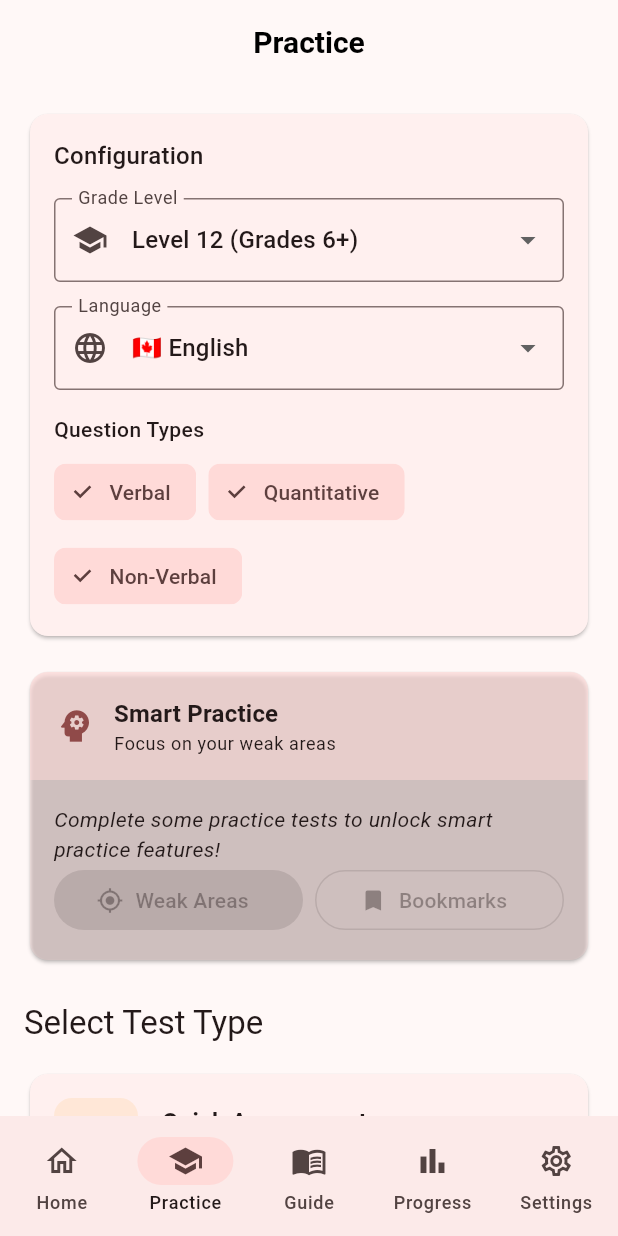
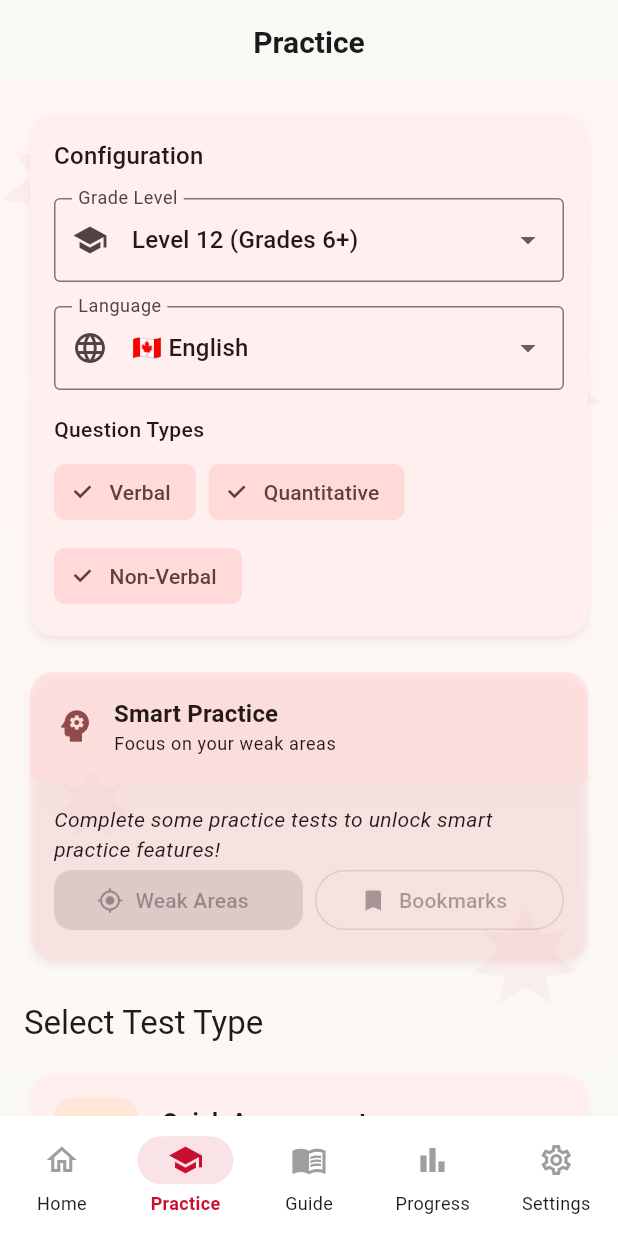
Before and after one commit to rajkumar-natarajan/ExcelCCAT, a Flutter app: the screen it shows after launch, after a tap on "Start Daily Practice", on a phone screen of 412 x 824 dp. Run offline on Flutter 3.47's test engine with Material 3 defaults, Android fonts, the phone set to English and light mode, and no system bars; our stand-ins replace shared_preferences.

Commit message:
App Store Ready v1.5.0 - Complete Canadian Theme & Documentation
🍁 Canadian Theme Enhancements:
- Apply CanadianBackground to dashboard, practice, and test screens
- Subtle maple leaf patterns with gradient backgrounds
- Canadian red color scheme throughout the app

📚 Documentation Updates:
- Create comprehensive APP_STORE_GUIDE.md with submission checklist
- Complete README.md rewrite with all features and setup instructions
- Update CHANGELOG.md with v1.5.0 gamification and App Store sections

🔧 Technical Updates:
- Update package name to excel_ccat
- Fix CardThemeData type errors
- Fix showMapleLeaves parameter usage
- Update test imports for new package name
- Version bump to 1.5.0+1

📱 iOS Configuration:
- Update Info.plist with v1.5.0
- Configure encryption compliance exemption
- Set education category for App Store

```diff
--- a/excel_ccat_flutter/lib/main.dart
+++ b/excel_ccat_flutter/lib/main.dart
@@ -1,6 +1,5 @@
 import 'package:flutter/material.dart';
 import 'package:flutter/services.dart';
-import 'models/question.dart';
 import 'data/question_data_manager.dart';
 import 'controllers/settings_controller.dart';
 import 'controllers/smart_learning_controller.dart';
@@ -10,9 +9,17 @@ import 'screens/practice_screen.dart';
 import 'screens/progress_screen.dart';
 import 'screens/settings_screen.dart';
 import 'screens/study_guide_screen.dart';
+import 'widgets/canadian_theme.dart';
 
 void main() async {
   WidgetsFlutterBinding.ensureInitialized();
+
+  // Set system UI overlay style for Canadian theme
+  SystemChrome.setSystemUIOverlayStyle(const SystemUiOverlayStyle(
+    statusBarColor: Colors.transparent,
+    statusBarIconBrightness: Brightness.dark,
+  ));
+
   await QuestionDataManager().initialize();
   await SmartLearningController().initialize();
   await GamificationController().initialize();
@@ -34,31 +41,114 @@ class ExcelCCATApp extends StatelessWidget {
           theme: ThemeData(
             useMaterial3: true,
             colorScheme: ColorScheme.fromSeed(
-              seedColor: const Color(0xFFC8102E), // Canadian Red
+              seedColor: CanadianColors.red,
               brightness: Brightness.light,
             ),
-            appBarTheme: const AppBarTheme(
+            scaffoldBackgroundColor: CanadianColors.cream,
+            appBarTheme: AppBarTheme(
               centerTitle: true,
-              titleTextStyle: TextStyle(
+              backgroundColor: CanadianColors.cream,
+              surfaceTintColor: Colors.transparent,
+              elevation: 0,
+              titleTextStyle: const TextStyle(
                 fontWeight: FontWeight.bold,
                 fontSize: 20,
-                color: Colors.black, // Default for light mode
+                color: Color(0xFF1A1A1A),
               ),
+              iconTheme: const IconThemeData(color: CanadianColors.red),
+            ),
+            cardTheme: CardThemeData(
+              elevation: 2,
+              shadowColor: CanadianColors.red.withAlpha(30),
+              shape: RoundedRectangleBorder(
+                borderRadius: BorderRadius.circular(16),
+              ),
+            ),
+            filledButtonTheme: FilledButtonThemeData(
+              style: FilledButton.styleFrom(
+                backgroundColor: CanadianColors.red,
+                foregroundColor: Colors.white,
+                shape: RoundedRectangleBorder(
+                  borderRadius: BorderRadius.circular(12),
+                ),
+              ),
+            ),
+            navigationBarTheme: NavigationBarThemeData(
+              backgroundColor: Colors.white,
+              indicatorColor: CanadianColors.red.withAlpha(30),
+              labelTextStyle: WidgetStateProperty.resolveWith((states) {
+                if (states.contains(WidgetState.selected)) {
+                  return const TextStyle(
+                    color: CanadianColors.red,
+                    fontWeight: FontWeight.bold,
+                    fontSize: 12,
+                  );
+                }
+                return const TextStyle(fontSize: 12);
+              }),
+              iconTheme: WidgetStateProperty.resolveWith((states) {
+                if (states.contains(WidgetState.selected)) {
+                  return const IconThemeData(color: CanadianColors.red);
+                }
+                return const IconThemeData(color: Colors.grey);
+              }),
             ),
           ),
           darkTheme: ThemeData(
             useMaterial3: true,
             colorScheme: ColorScheme.fromSeed(
-              seedColor: const Color(0xFFC8102E), // Canadian Red
+              seedColor: CanadianColors.red,
               brightness: Brightness.dark,
             ),
+            scaffoldBackgroundColor: const Color(0xFF1A1A2E),
             appBarTheme: const AppBarTheme(
               centerTitle: true,
+              backgroundColor: Color(0xFF1A1A2E),
+              surfaceTintColor: Colors.transparent,
+              elevation: 0,
               titleTextStyle: TextStyle(
                 fontWeight: FontWeight.bold,
                 fontSize: 20,
-                color: Colors.white, // Default for dark mode
+                color: Colors.white,
               ),
+              iconTheme: IconThemeData(color: CanadianColors.redLight),
+            ),
+            cardTheme: CardThemeData(
+              elevation: 4,
+              color: const Color(0xFF2A2A3E),
+              shadowColor: Colors.black.withAlpha(50),
+              shape: RoundedRectangleBorder(
+                borderRadius: BorderRadius.circular(16),
+              ),
+            ),
+            filledButtonTheme: FilledButtonThemeData(
+              style: FilledButton.styleFrom(
+                backgroundColor: CanadianColors.red,
+                foregroundColor: Colors.white,
+                shape: RoundedRectangleBorder(
+                  borderRadius: BorderRadius.circular(12),
+                ),
+              ),
+            ),
+            navigationBarTheme: NavigationBarThemeData(
+              backgroundColor: const Color(0xFF2A2A3E),
+              indicatorColor: CanadianColors.red.withAlpha(50),
+              labelTextStyle: WidgetStateProperty.resolveWith((states) {
+                if (states.contains(WidgetState.selected)) {
+                  return const TextStyle(
+                    color: CanadianColors.redLight,
+                    fontWeight: FontWeight.bold,
+                    fontSize: 12,
+                  );
+                }
+                return const TextStyle(fontSize: 12, color: Colors.grey);
+              }),
+              iconTheme: WidgetStateProperty.resolveWith((states) {
+                if (states.contains(WidgetState.selected)) {
+                  return const IconThemeData(color: CanadianColors.redLight);
+                }
+                return const IconThemeData(color: Colors.grey);
+              }),
             ),
           ),
           home: const HomePage(),
--- a/excel_ccat_flutter/lib/screens/dashboard_screen.dart
+++ b/excel_ccat_flutter/lib/screens/dashboard_screen.dart
@@ -1,5 +1,6 @@
 import 'package:flutter/material.dart';
 import '../controllers/gamification_controller.dart';
+import '../widgets/canadian_theme.dart';
 import 'achievements_screen.dart';
 
 class DashboardScreen extends StatefulWidget {
@@ -35,7 +36,7 @@ class _DashboardScreenState extends State<DashboardScreen> {
         title: Row(
           mainAxisSize: MainAxisSize.min,
           children: [
-            const Text('🍁', style: TextStyle(fontSize: 24)), // Maple Leaf Emoji
+            const Text('🍁', style: TextStyle(fontSize: 24)), // Maple Leaf
             const SizedBox(width: 8),
             Text(
               'ExcelCCAT',
@@ -60,7 +61,8 @@ class _DashboardScreenState extends State<DashboardScreen> {
           ),
         ],
       ),
-      body: ListView(
+      body: CanadianBackground(
+        child: ListView(
           padding: const EdgeInsets.all(16),
           children: [
             _buildGamificationCard(context),
@@ -85,6 +87,7 @@ class _DashboardScreenState extends State<DashboardScreen> {
             const SizedBox(height: 16),
             _buildDailyChallenges(context),
           ],
+        ),
       ),
     );
   }
--- a/excel_ccat_flutter/lib/screens/practice_screen.dart
+++ b/excel_ccat_flutter/lib/screens/practice_screen.dart
@@ -3,6 +3,7 @@ import '../models/question.dart';
 import '../data/question_data_manager.dart';
 import '../controllers/settings_controller.dart';
 import '../controllers/smart_learning_controller.dart';
+import '../widgets/canadian_theme.dart';
 import 'test_session_screen.dart';
 
 class PracticeScreen extends StatefulWidget {
@@ -32,12 +33,13 @@ class _PracticeScreenState extends State<PracticeScreen> {
       appBar: AppBar(
         title: const Text('Practice'),
       ),
-      body: ListView(
-        padding: const EdgeInsets.all(16),
-        children: [
-          _buildConfigurationCard(),
-          const SizedBox(height: 16),
-          _buildSmartPracticeCard(),
+      body: CanadianBackground(
+        child: ListView(
+          padding: const EdgeInsets.all(16),
+          children: [
+            _buildConfigurationCard(),
+            const SizedBox(height: 16),
+            _buildSmartPracticeCard(),
           const SizedBox(height: 24),
           Text(
             'Select Test Type',
@@ -65,6 +67,7 @@ class _PracticeScreenState extends State<PracticeScreen> {
             Colors.purple,
           ),
         ],
+      ),
       ),
     );
   }
--- /dev/null
+++ b/excel_ccat_flutter/lib/widgets/canadian_theme.dart
@@ -0,0 +1,310 @@
+import 'package:flutter/material.dart';
+import 'dart:math' as math;
+
+/// Canadian theme colors
+class CanadianColors {
+  static const Color red = Color(0xFFC8102E);
+  static const Color redLight = Color(0xFFE8394D);
+  static const Color redDark = Color(0xFF9A0C24);
+  static const Color white = Color(0xFFFFFFFF);
+  static const Color cream = Color(0xFFFAF8F5);
+  static const Color gold = Color(0xFFD4AF37);
+  static const Color warmGray = Color(0xFFF5F3F0);
+
+  // Gradient colors
+  static const List<Color> redGradient = [red, redLight];
+  static const List<Color> softGradient = [Color(0xFFFFF5F5), Color(0xFFFAF8F5)];
+  static const List<Color> darkGradient = [Color(0xFF1A1A2E), Color(0xFF16213E)];
+}
+
+/// Maple leaf painter for subtle background decorations
+class MapleLeafPainter extends CustomPainter {
+  final Color color;
+  final double opacity;
+
+  MapleLeafPainter({
+    this.color = CanadianColors.red,
+    this.opacity = 0.05,
+  });
+
+  @override
+  void paint(Canvas canvas, Size size) {
+    final paint = Paint()
+      ..color = color.withAlpha((opacity * 255).toInt())
+      ..style = PaintingStyle.fill;
+
+    // Draw subtle maple leaves in corners
+    _drawMapleLeaf(canvas, paint, Offset(size.width * 0.1, size.height * 0.1), 80);
+    _drawMapleLeaf(canvas, paint, Offset(size.width * 0.9, size.height * 0.3), 60);
+    _drawMapleLeaf(canvas, paint, Offset(size.width * 0.15, size.height * 0.7), 50);
+    _drawMapleLeaf(canvas, paint, Offset(size.width * 0.85, size.height * 0.85), 70);
+  }
+
+  void _drawMapleLeaf(Canvas canvas, Paint paint, Offset center, double size) {
+    final path = Path();
+    // Simplified maple leaf shape
+    path.moveTo(center.dx, center.dy - size * 0.5);
+    path.lineTo(center.dx + size * 0.15, center.dy - size * 0.25);
+    path.lineTo(center.dx + size * 0.4, center.dy - size * 0.3);
+    path.lineTo(center.dx + size * 0.25, center.dy - size * 0.1);
+    path.lineTo(center.dx + size * 0.5, center.dy + size * 0.1);
+    path.lineTo(center.dx + size * 0.2, center.dy + size * 0.15);
+    path.lineTo(center.dx + size * 0.25, center.dy + size * 0.4);
+    path.lineTo(center.dx, center.dy + size * 0.25);
+    path.lineTo(center.dx - size * 0.25, center.dy + size * 0.4);
+    path.lineTo(center.dx - size * 0.2, center.dy + size * 0.15);
+    path.lineTo(center.dx - size * 0.5, center.dy + size * 0.1);
+    path.lineTo(center.dx - size * 0.25, center.dy - size * 0.1);
+    path.lineTo(center.dx - size * 0.4, center.dy - size * 0.3);
+    path.lineTo(center.dx - size * 0.15, center.dy - size * 0.25);
+    path.close();
+    canvas.drawPath(path, paint);
+  }
+
+  @override
+  bool shouldRepaint(covariant CustomPainter oldDelegate) => false;
+}
+
+/// Canadian themed background with subtle maple leaves
+class CanadianBackground extends StatelessWidget {
+  final Widget child;
+  final bool showMapleLeaves;
+  final bool useDarkTheme;
+
+  const CanadianBackground({
+    super.key,
+    required this.child,
+    this.showMapleLeaves = true,
+    this.useDarkTheme = false,
+  });
+
+  @override
+  Widget build(BuildContext context) {
+    final isDark = useDarkTheme || Theme.of(context).brightness == Brightness.dark;
+
+    return Container(
+      decoration: BoxDecoration(
+        gradient: LinearGradient(
+          begin: Alignment.topCenter,
+          end: Alignment.bottomCenter,
+          colors: isDark
+              ? CanadianColors.darkGradient
+              : CanadianColors.softGradient,
+        ),
+      ),
+      child: showMapleLeaves
+          ? CustomPaint(
+              painter: MapleLeafPainter(
+                color: isDark ? Colors.white : CanadianColors.red,
+                opacity: isDark ? 0.03 : 0.04,
+              ),
+              child: child,
+            )
+          : child,
+    );
+  }
+}
+
+/// Question card with Canadian styling
+class CanadianQuestionCard extends StatelessWidget {
+  final Widget child;
+  final bool isHighlighted;
+
+  const CanadianQuestionCard({
+    super.key,
+    required this.child,
+    this.isHighlighted = false,
+  });
+
+  @override
+  Widget build(BuildContext context) {
+    final isDark = Theme.of(context).brightness == Brightness.dark;
+
+    return Container(
+      decoration: BoxDecoration(
+        color: isDark ? const Color(0xFF2A2A3E) : Colors.white,
+        borderRadius: BorderRadius.circular(16),
+        border: isHighlighted
+            ? Border.all(color: CanadianColors.red, width: 2)
+            : Border.all(
+                color: isDark
+                    ? Colors.white.withAlpha(25)
+                    : CanadianColors.red.withAlpha(25),
+                width: 1,
+              ),
+        boxShadow: [
+          BoxShadow(
+            color: isDark
+                ? Colors.black.withAlpha(50)
+                : CanadianColors.red.withAlpha(15),
+            blurRadius: 12,
+            offset: const Offset(0, 4),
+          ),
+        ],
+      ),
+      child: child,
+    );
+  }
+}
+
+/// Canadian themed header card (like welcome banner)
+class CanadianHeaderCard extends StatelessWidget {
+  final Widget child;
+
+  const CanadianHeaderCard({
+    super.key,
+    required this.child,
+  });
+
+  @override
+  Widget build(BuildContext context) {
+    return Container(
+      decoration: BoxDecoration(
+        gradient: const LinearGradient(
+          colors: [CanadianColors.red, CanadianColors.redLight],
+          begin: Alignment.topLeft,
+          end: Alignment.bottomRight,
+        ),
+        borderRadius: BorderRadius.circular(20),
+        boxShadow: [
+          BoxShadow(
+            color: CanadianColors.red.withAlpha(80),
+            blurRadius: 16,
+            offset: const Offset(0, 8),
+          ),
+        ],
+      ),
+      child: Stack(
+        children: [
+          // Subtle maple leaf decoration
+          Positioned(
+            right: -20,
+            top: -20,
+            child: Opacity(
+              opacity: 0.1,
+              child: Icon(
+                Icons.eco,
+                size: 120,
+                color: Colors.white,
+              ),
+            ),
+          ),
+          Padding(
+            padding: const EdgeInsets.all(24),
+            child: child,
+          ),
+        ],
+      ),
+    );
+  }
+}
+
+/// Maple leaf icon widget
+class MapleLeafIcon extends StatelessWidget {
+  final double size;
+  final Color? color;
+
+  const MapleLeafIcon({
+    super.key,
+    this.size = 24,
+    this.color,
+  });
+
+  @override
+  Widget build(BuildContext context) {
+    return Text(
+      '🍁',
+      style: TextStyle(fontSize: size),
+    );
+  }
+}
+
+/// Canadian styled button
+class CanadianButton extends StatelessWidget {
+  final VoidCallback onPressed;
+  final Widget child;
+  final bool isPrimary;
+
+  const CanadianButton({
+    super.key,
+    required this.onPressed,
+    required this.child,
+    this.isPrimary = true,
+  });
+
+  @override
+  Widget build(BuildContext context) {
+    if (isPrimary) {
+      return FilledButton(
+        onPressed: onPressed,
+        style: FilledButton.styleFrom(
+          backgroundColor: CanadianColors.red,
+          foregroundColor: Colors.white,
+          padding: const EdgeInsets.symmetric(horizontal: 24, vertical: 14),
+          shape: RoundedRectangleBorder(
+            borderRadius: BorderRadius.circular(12),
+          ),
+        ),
+        child: child,
+      );
+    }
+
+    return OutlinedButton(
+      onPressed: onPressed,
+      style: OutlinedButton.styleFrom(
+        foregroundColor: CanadianColors.red,
+        side: const BorderSide(color: CanadianColors.red),
+        padding: const EdgeInsets.symmetric(horizontal: 24, vertical: 14),
+        shape: RoundedRectangleBorder(
+          borderRadius: BorderRadius.circular(12),
+        ),
+      ),
+      child: child,
+    );
+  }
+}
+
+/// Canadian achievement badge
+class CanadianBadge extends StatelessWidget {
+  final String emoji;
+  final String title;
+  final bool isUnlocked;
+
+  const CanadianBadge({
+    super.key,
+    required this.emoji,
+    required this.title,
+    this.isUnlocked = false,
+  });
+
+  @override
+  Widget build(BuildContext context) {
+    return Container(
+      padding: const EdgeInsets.symmetric(horizontal: 12, vertical: 8),
+      decoration: BoxDecoration(
+        gradient: isUnlocked
+            ? const LinearGradient(
+                colors: [CanadianColors.red, CanadianColors.redLight],
+              )
+            : null,
+        color: isUnlocked ? null : Colors.grey.shade300,
+        borderRadius: BorderRadius.circular(20),
+      ),
+      child: Row(
+        mainAxisSize: MainAxisSize.min,
+        children: [
+          Text(emoji, style: const TextStyle(fontSize: 16)),
+          const SizedBox(width: 6),
+          Text(
+            title,
+            style: TextStyle(
+              color: isUnlocked ? Colors.white : Colors.grey,
+              fontWeight: FontWeight.bold,
+              fontSize: 12,
+            ),
+          ),
+        ],
+      ),
+    );
+  }
+}
--- a/excel_ccat_flutter/pubspec.yaml
+++ b/excel_ccat_flutter/pubspec.yaml
@@ -1,5 +1,5 @@
-name: excel_ccat_flutter
-description: "A new Flutter project."
+name: excel_ccat
+description: "ExcelCCAT - CCAT Test Preparation for Canadian Students. Master verbal, quantitative, and non-verbal cognitive reasoning skills with smart learning and gamification."
 # The following line prevents the package from being accidentally published to
 # pub.dev using `flutter pub publish`. This is preferred for private packages.
 publish_to: 'none' # Remove this line if you wish to publish to pub.dev
@@ -16,7 +16,7 @@ publish_to: 'none' # Remove this line if you wish to publish to pub.dev
 # https://developer.apple.com/library/archive/documentation/General/Reference/InfoPlistKeyReference/Articles/CoreFoundationKeys.html
 # In Windows, build-name is used as the major, minor, and patch parts
 # of the product and file versions while build-number is used as the build suffix.
-version: 1.0.0+1
+version: 1.5.0+1
 
 environment:
   sdk: ^3.10.4
```
Also changed, not shown: excel_ccat_flutter/lib/screens/test_session_screen.dart (+11 -2 lines), 8 other files. Lines whose indentation alone changed are shown as unchanged.
